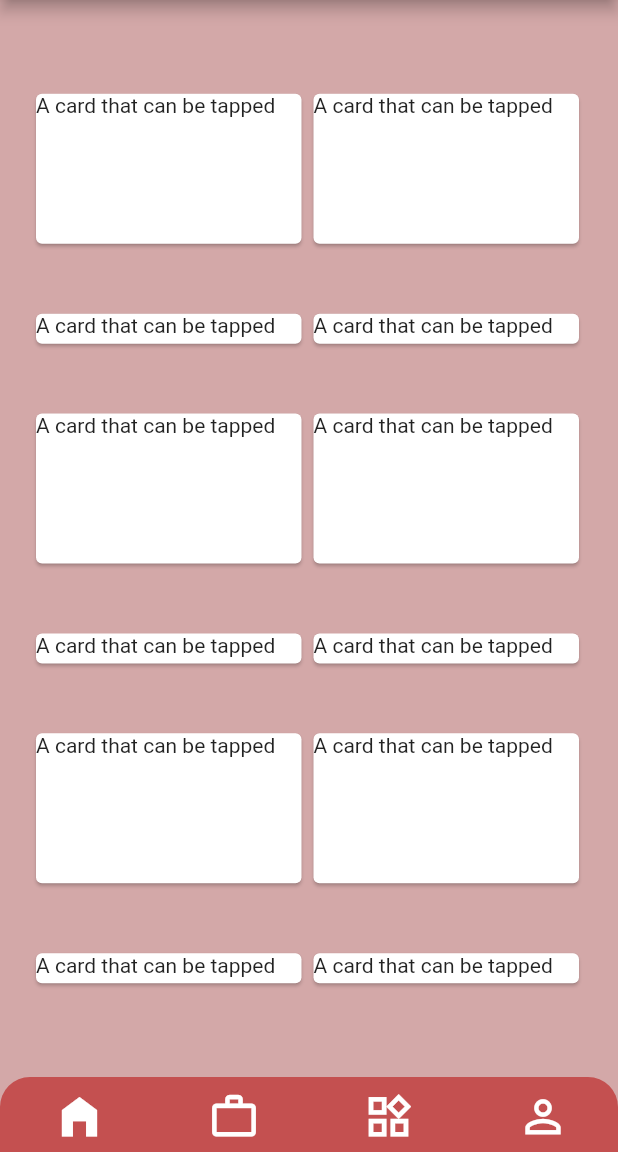
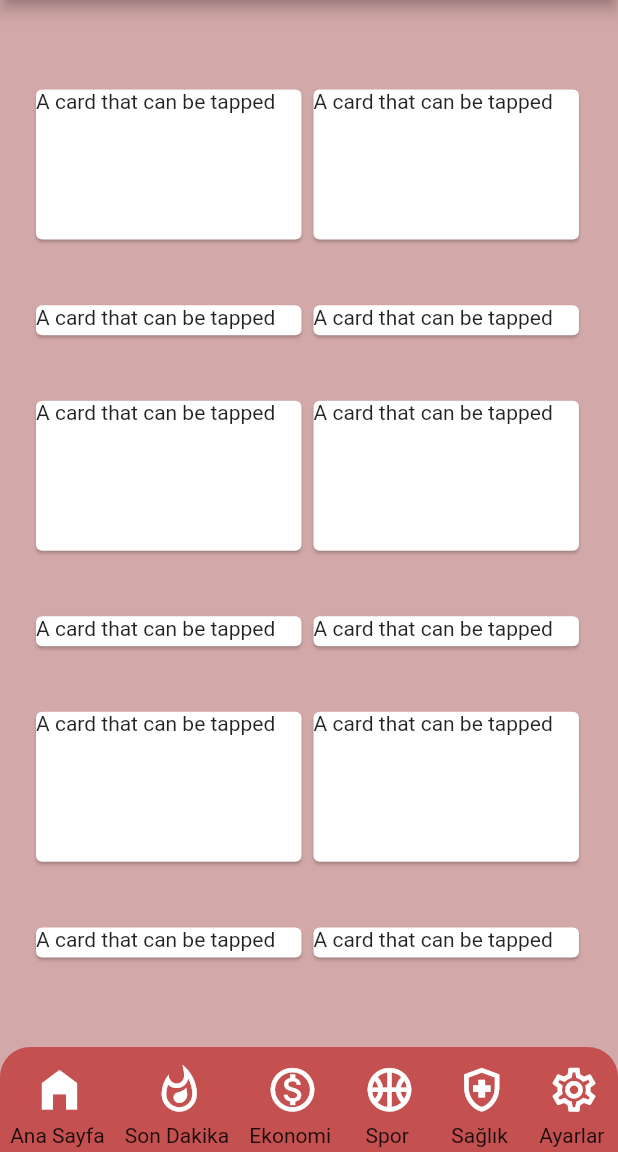
Before and after one commit to monvanCe/3301456_193301010, a Flutter app: the screen it shows after launch, on a phone screen of 412 x 824 dp, the part 84-1236 px from its top. Run offline on Flutter 3.47's test engine with Material 2 defaults, Android fonts, the light colour scheme and no system bars.

Commit message:
navbar ico completed - news files added

```diff
--- a/lib/main.dart
+++ b/lib/main.dart
@@ -1,5 +1,5 @@
 import 'package:flutter/material.dart';
-import 'insertnews.dart';
+import 'news/news1.dart';
 
 void main() {
   runApp(const MyApp());
@@ -40,6 +40,8 @@ class _HomePageState extends State<HomePage> {
     const Page2(),
     const Page3(),
     const Page4(),
+    const Page5(),
+    const Page6(),
   ];
 
   @override
@@ -69,7 +71,7 @@ class _HomePageState extends State<HomePage> {
 
   Container buildMyNavBar(BuildContext context) {
     return Container(
-      height: 50,
+      height: 70,
       decoration: BoxDecoration(
         color: Theme.of(context).primaryColor,
         borderRadius: const BorderRadius.only(
@@ -80,6 +82,9 @@ class _HomePageState extends State<HomePage> {
       child: Row(
         mainAxisAlignment: MainAxisAlignment.spaceAround,
         children: [
+          Column(
+            mainAxisSize: MainAxisSize.min,
+            children: <Widget>[
               IconButton(
                 enableFeedback: false,
                 onPressed: () {
@@ -99,6 +104,12 @@ class _HomePageState extends State<HomePage> {
                         size: 35,
                       ),
               ),
+              Text('Ana Sayfa'),
+            ],
+          ),
+          Column(
+            mainAxisSize: MainAxisSize.min,
+            children: <Widget>[
               IconButton(
                 enableFeedback: false,
                 onPressed: () {
@@ -108,16 +119,22 @@ class _HomePageState extends State<HomePage> {
                 },
                 icon: pageIndex == 1
                     ? const Icon(
-                    Icons.work_rounded,
+                        Icons.whatshot,
                         color: Colors.white,
                         size: 35,
                       )
                     : const Icon(
-                    Icons.work_outline_outlined,
+                        Icons.whatshot_outlined,
                         color: Colors.white,
                         size: 35,
                       ),
               ),
+              Text('Son Dakika'),
+            ],
+          ),
+          Column(
+            mainAxisSize: MainAxisSize.min,
+            children: <Widget>[
               IconButton(
                 enableFeedback: false,
                 onPressed: () {
@@ -127,16 +144,22 @@ class _HomePageState extends State<HomePage> {
                 },
                 icon: pageIndex == 2
                     ? const Icon(
-                    Icons.widgets_rounded,
+                        Icons.monetization_on,
                         color: Colors.white,
                         size: 35,
                       )
                     : const Icon(
-                    Icons.widgets_outlined,
+                        Icons.monetization_on_outlined,
                         color: Colors.white,
                         size: 35,
                       ),
               ),
+              Text('Ekonomi'),
+            ],
+          ),
+          Column(
+            mainAxisSize: MainAxisSize.min,
+            children: <Widget>[
               IconButton(
                 enableFeedback: false,
                 onPressed: () {
@@ -146,15 +169,68 @@ class _HomePageState extends State<HomePage> {
                 },
                 icon: pageIndex == 3
                     ? const Icon(
-                    Icons.person,
+                        Icons.sports_basketball,
                         color: Colors.white,
                         size: 35,
                       )
                     : const Icon(
-                    Icons.person_outline,
+                        Icons.sports_basketball_outlined,
                         color: Colors.white,
                         size: 35,
                       ),
+              ),
+              Text('Spor'),
+            ],
+          ),
+          Column(
+            mainAxisSize: MainAxisSize.min,
+            children: <Widget>[
+              IconButton(
+                enableFeedback: false,
+                onPressed: () {
+                  setState(() {
+                    pageIndex = 4;
+                  });
+                },
+                icon: pageIndex == 4
+                    ? const Icon(
+                        Icons.health_and_safety,
+                        color: Colors.white,
+                        size: 35,
+                      )
+                    : const Icon(
+                        Icons.health_and_safety_outlined,
+                        color: Colors.white,
+                        size: 35,
+                      ),
+              ),
+              Text('Sağlık'),
+            ],
+          ),
+          Column(
+            mainAxisSize: MainAxisSize.min,
+            children: <Widget>[
+              IconButton(
+                enableFeedback: false,
+                onPressed: () {
+                  setState(() {
+                    pageIndex = 5;
+                  });
+                },
+                icon: pageIndex == 5
+                    ? const Icon(
+                        Icons.settings,
+                        color: Colors.white,
+                        size: 35,
+                      )
+                    : const Icon(
+                        Icons.settings_outlined,
+                        color: Colors.white,
+                        size: 35,
+                      ),
+              ),
+              Text('Ayarlar'),
+            ],
           ),
         ],
       ),
@@ -425,3 +501,45 @@ class Page4 extends StatelessWidget {
     );
   }
 }
+
+class Page5 extends StatelessWidget {
+  const Page5({Key? key}) : super(key: key);
+
+  @override
+  Widget build(BuildContext context) {
+    return Container(
+      color: Color.fromARGB(255, 211, 168, 168),
+      child: Center(
+        child: Text(
+          "Page Number 5",
+          style: TextStyle(
+            color: Colors.green[900],
+            fontSize: 45,
+            fontWeight: FontWeight.w500,
+          ),
+        ),
+      ),
+    );
+  }
+}
+
+class Page6 extends StatelessWidget {
+  const Page6({Key? key}) : super(key: key);
+
+  @override
+  Widget build(BuildContext context) {
+    return Container(
+      color: Color.fromARGB(255, 211, 168, 168),
+      child: Center(
+        child: Text(
+          "Page Number 6",
+          style: TextStyle(
+            color: Colors.green[900],
+            fontSize: 45,
+            fontWeight: FontWeight.w500,
+          ),
+        ),
+      ),
+    );
+  }
+}
```
Also changed, not shown: images/banner10.png (added), images/banner6.png (added), images/banner7.png (added), images/banner8.png (added), images/banner9.png (added), lib/news/news1.dart (renamed from lib/insertnews.dart). Lines whose indentation alone changed are shown as unchanged.
